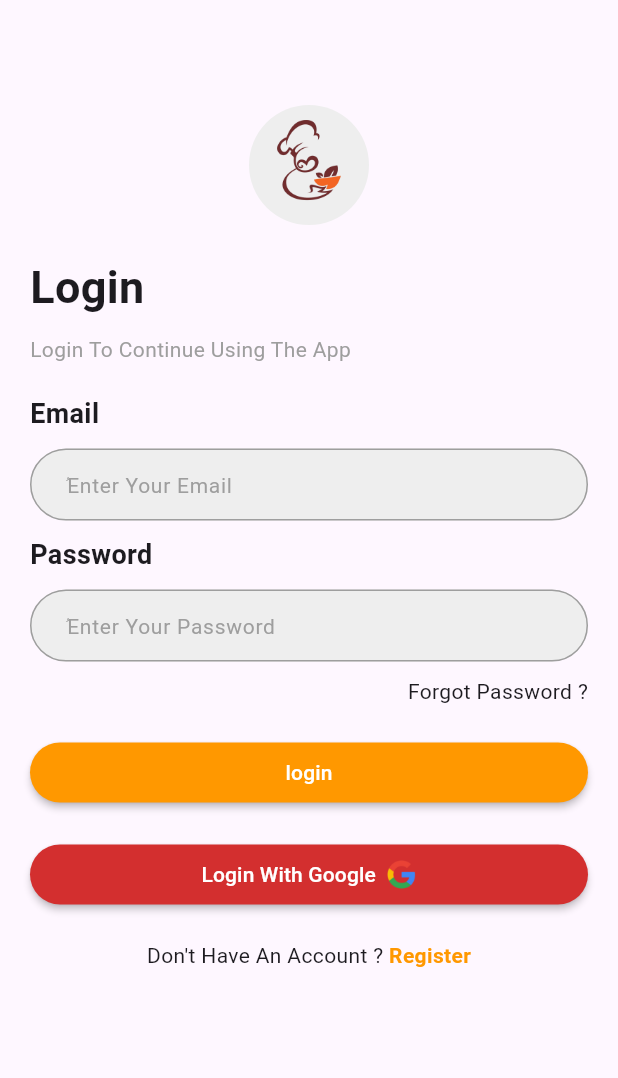
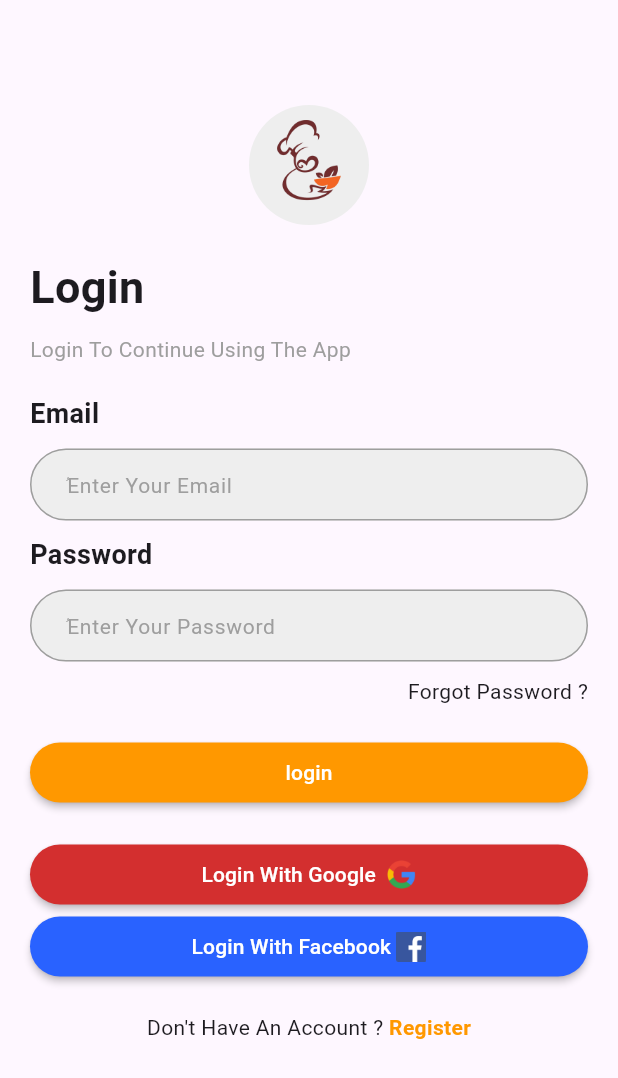
Before and after one commit to hadilbenzaid/Dam_Project, a Flutter app: the screen it shows after launch, on a phone screen of 412 x 824 dp. Shown: the top 1078 px of the screen. Run offline on Flutter 3.47's test engine with Material 3 defaults, Android fonts, the phone set to English and light mode, and no system bars; our stand-ins replace firebase_core; accounts and stored records are empty.

Commit message:
Ajout des fichiers initiaux

```diff
--- a/lib/auth/login.dart
+++ b/lib/auth/login.dart
@@ -79,6 +79,23 @@ class _LoginState extends State<Login> {
                   )
                 ],
               )),
+          MaterialButton(
+              height: 40,
+              shape: RoundedRectangleBorder(
+                  borderRadius: BorderRadius.circular(20)),
+              color: Colors.blueAccent[700],
+              textColor: Colors.white,
+              onPressed: () {},
+              child: Row(
+                mainAxisAlignment: MainAxisAlignment.center,
+                children: [
+                  const Text("Login With Facebook "),
+                  Image.asset(
+                    "assets/images/facebook.png",
+                    width: 20,
+                  )
+                ],
+              )),
           Container(height: 20),
           // Text("Don't Have An Account ? Resister" , textAlign: TextAlign.center,)
           InkWell(
--- a/pubspec.yaml
+++ b/pubspec.yaml
@@ -70,6 +70,7 @@ flutter:
     - assets/images/logo.png
     - assets/images/google.png
     - assets/images/googlelogo.png
+    - assets/images/facebook.png
  #    - images/a_dot_burr.jpeg
   #   - images/a_dot_ham.jpeg
 
```
Also changed, not shown: assets/images/facebook.png (added).
